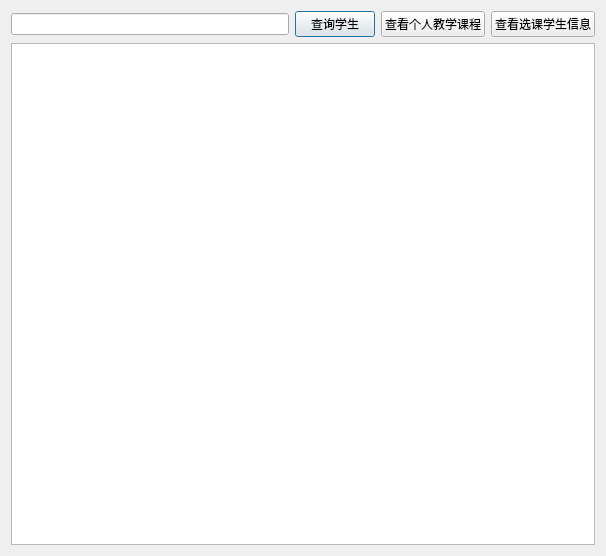
Above: StudentManagement/teacell_stuinfo.ui from Fengzhongzhihan/DB_design before the change. Below: the same form after it.
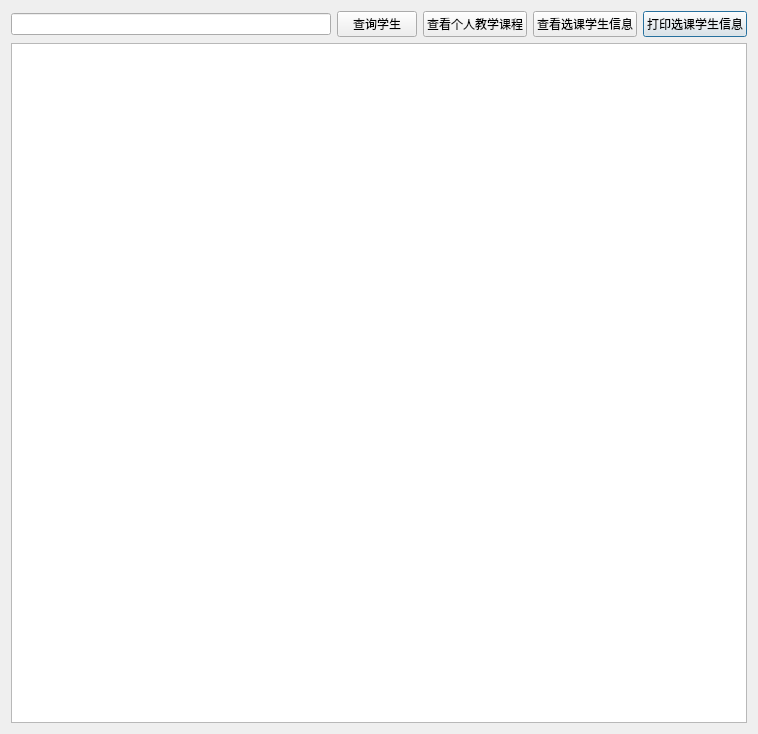
That is the form after the change.

Commit message: [学生和老师类]

What changed in the file:
```diff
--- a/StudentManagement/teacell_stuinfo.ui
+++ b/StudentManagement/teacell_stuinfo.ui
@@ -6,21 +6,24 @@
    <rect>
     <x>0</x>
     <y>0</y>
-    <width>606</width>
-    <height>556</height>
+    <width>758</width>
+    <height>734</height>
    </rect>
   </property>
   <property name="windowTitle">
    <string>Dialog</string>
   </property>
   <layout class="QGridLayout" name="gridLayout">
+   <item row="1" column="0" colspan="5">
+    <widget class="QTableView" name="tableView"/>
+   </item>
    <item row="0" column="0">
     <widget class="QLineEdit" name="lineEdit"/>
    </item>
-   <item row="0" column="1">
-    <widget class="QPushButton" name="pushButton_3">
+   <item row="0" column="4">
+    <widget class="QPushButton" name="printStudent">
      <property name="text">
-      <string>查询学生</string>
+      <string>打印选课学生信息</string>
      </property>
     </widget>
    </item>
@@ -31,6 +34,13 @@
      </property>
     </widget>
    </item>
+   <item row="0" column="1">
+    <widget class="QPushButton" name="searchStudent">
+     <property name="text">
+      <string>查询学生</string>
+     </property>
+    </widget>
+   </item>
    <item row="0" column="3">
     <widget class="QPushButton" name="pushButton_2">
      <property name="text">
@@ -38,9 +48,6 @@
      </property>
     </widget>
    </item>
-   <item row="1" column="0" colspan="4">
-    <widget class="QTableView" name="tableView"/>
-   </item>
   </layout>
  </widget>
  <resources/>
```
Left out of the diff: 6 changed lines with no effect on the pictures. The commit also changes 48 other files.
